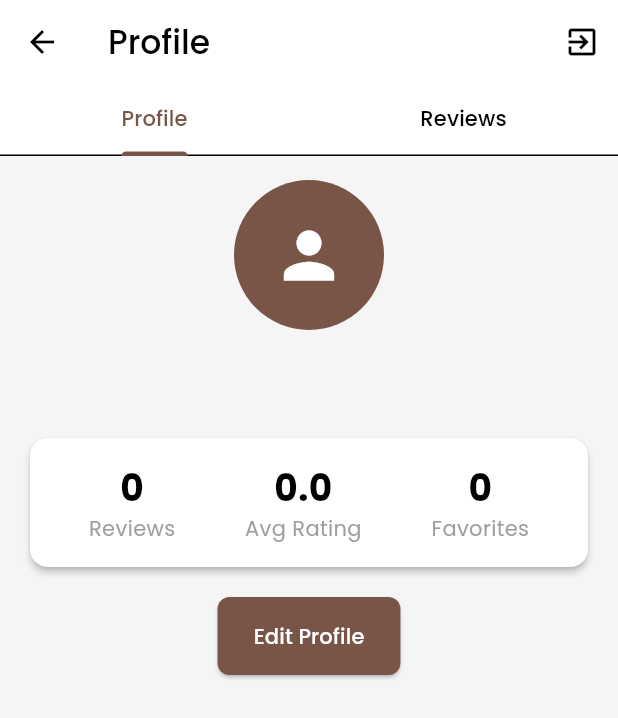
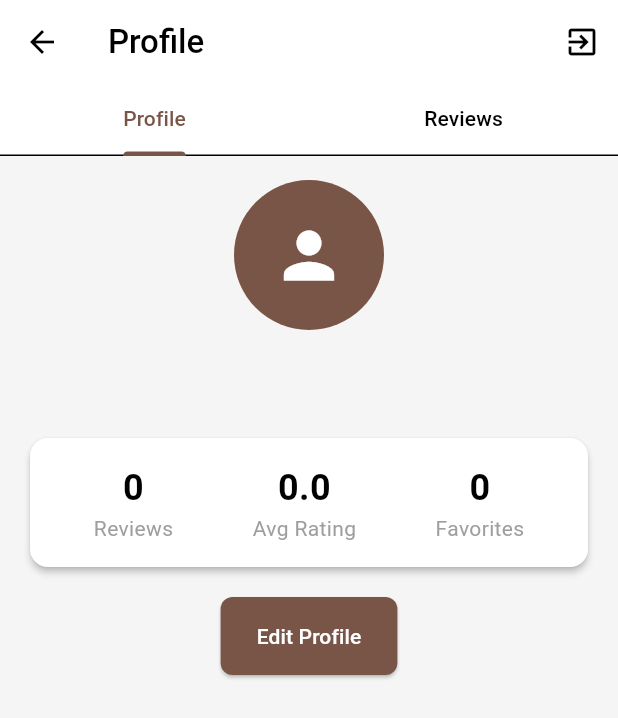
Before and after one commit to ari-naar/coffee, a Flutter app: the ProfileScreen screen opened directly, on a phone screen of 412 x 824 dp. Shown: the top 718 px of the screen. Run offline on Flutter 3.47's test engine with Material 3 defaults, Android fonts, the phone set to English and light mode, and no system bars; our stand-ins replace cloud_firestore, firebase_auth, firebase_core, firebase_storage, flutter_dotenv, geocoding and 4 more; accounts and stored records are empty.

```diff
--- /dev/null
+++ b/devtools_options.yaml
@@ -0,0 +1,3 @@
+description: This file stores settings for Dart & Flutter DevTools.
+documentation: https://docs.flutter.dev/tools/devtools/extensions#configure-extension-enablement-states
+extensions:
--- a/lib/themes/app_typography.dart
+++ b/lib/themes/app_typography.dart
@@ -2,7 +2,8 @@ import 'package:flutter/material.dart';
 import 'app_colors.dart';
 
 class AppTypography {
-  static const String fontFamily = 'Poppins';
+  // static const String fontFamily = 'Poppins';
+  static const String fontFamily = '';
 
   // Display styles
   static const TextStyle displayLarge = TextStyle(
```
Also changed, not shown: lib/main.dart (+2 -5 lines), pubspec.yaml (+21 -21 lines), pubspec.lock, 4 other files.
